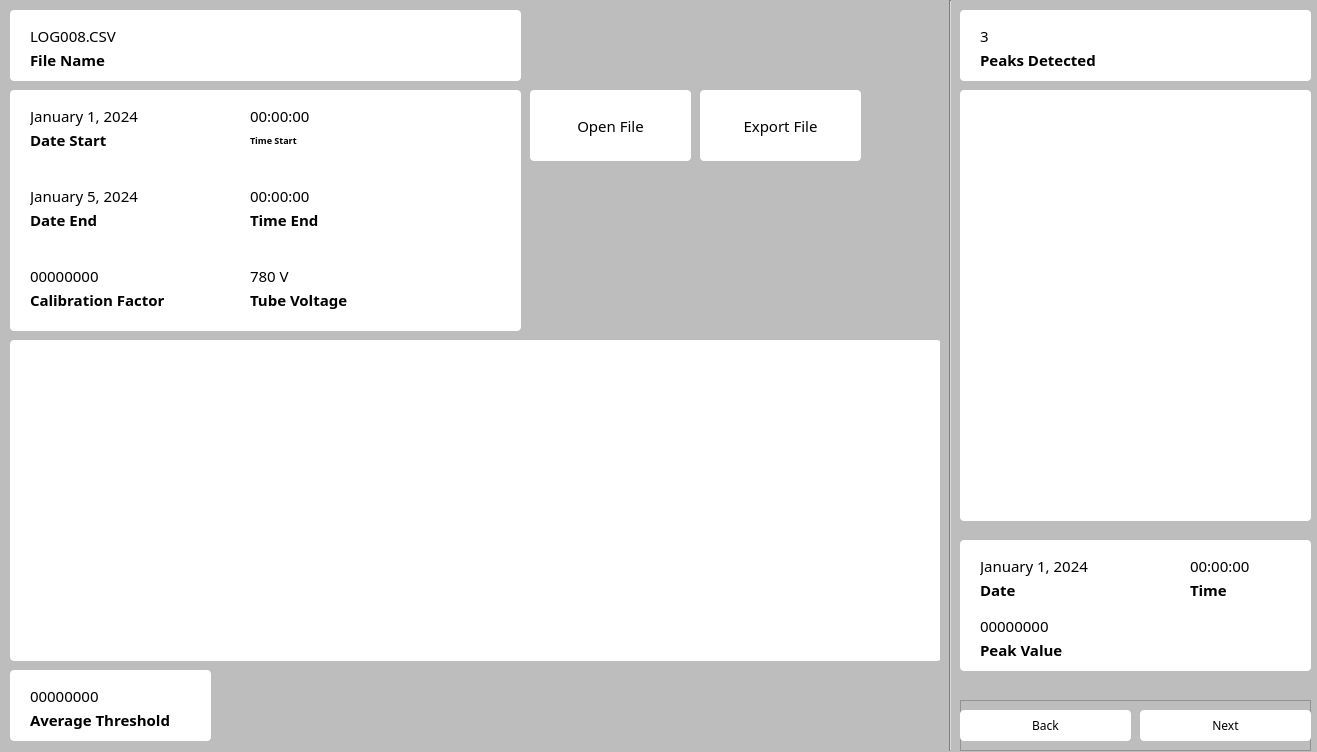
This is PIG_Tracker_V3.ui in Ponti23/tracker_project as Qt 5 draws it before an edit. The edited form follows.
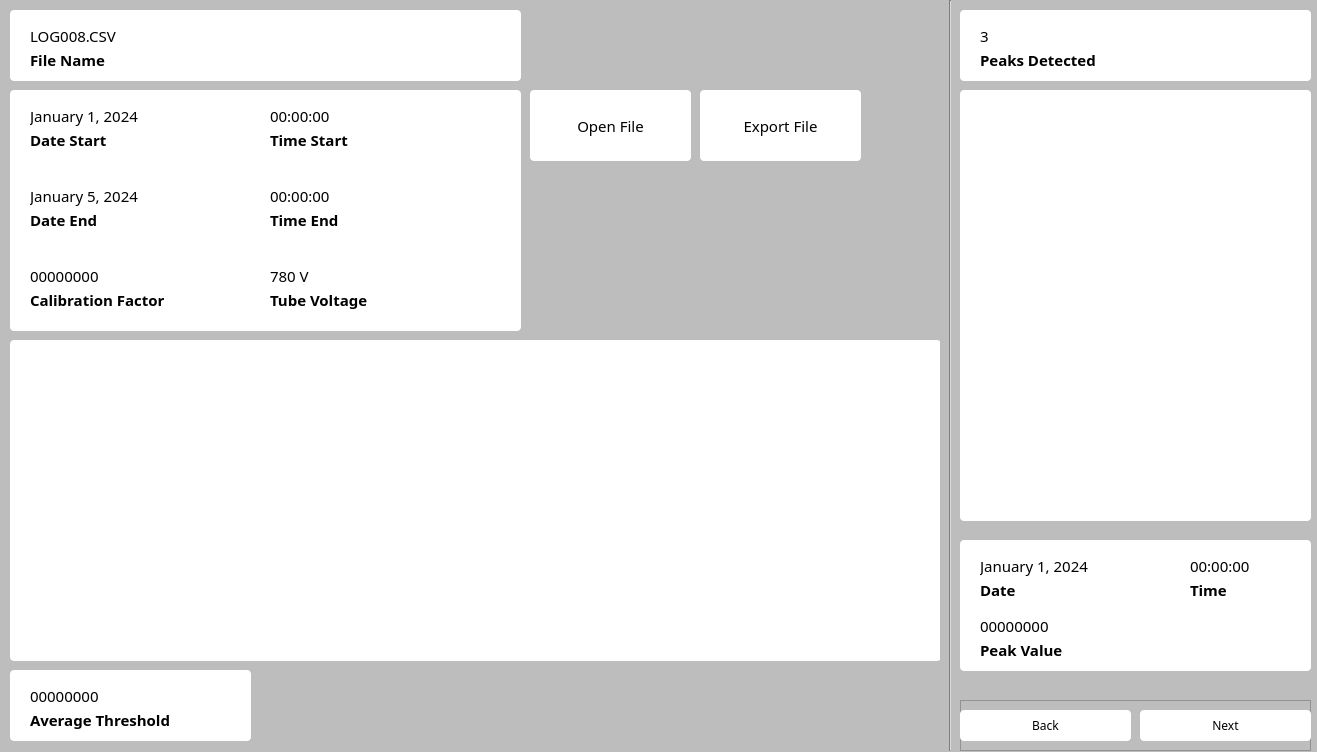
This is the edited form.

```diff
--- a/PIG_Tracker_V3.ui
+++ b/PIG_Tracker_V3.ui
@@ -201,7 +201,7 @@
       <rect>
        <x>20</x>
        <y>10</y>
-       <width>161</width>
+       <width>181</width>
        <height>31</height>
       </rect>
      </property>
@@ -227,7 +227,7 @@
     <widget class="QLabel" name="time_start_text">
      <property name="geometry">
       <rect>
-       <x>240</x>
+       <x>260</x>
        <y>10</y>
        <width>91</width>
        <height>31</height>
@@ -255,7 +255,7 @@
     <widget class="QLabel" name="time_start_label">
      <property name="geometry">
       <rect>
-       <x>240</x>
+       <x>260</x>
        <y>40</y>
        <width>111</width>
        <height>20</height>
@@ -264,7 +264,7 @@
      <property name="font">
       <font>
        <family>Cascadia Code SemiBold</family>
-       <pointsize>7</pointsize>
+       <pointsize>11</pointsize>
        <weight>75</weight>
        <bold>true</bold>
       </font>
@@ -305,7 +305,7 @@
       <rect>
        <x>20</x>
        <y>90</y>
-       <width>161</width>
+       <width>181</width>
        <height>31</height>
       </rect>
      </property>
@@ -331,7 +331,7 @@
     <widget class="QLabel" name="time_end_text">
      <property name="geometry">
       <rect>
-       <x>240</x>
+       <x>260</x>
        <y>90</y>
        <width>91</width>
        <height>31</height>
@@ -359,7 +359,7 @@
     <widget class="QLabel" name="time_end_label">
      <property name="geometry">
       <rect>
-       <x>240</x>
+       <x>260</x>
        <y>120</y>
        <width>111</width>
        <height>20</height>
@@ -413,7 +413,7 @@
       <rect>
        <x>20</x>
        <y>200</y>
-       <width>181</width>
+       <width>201</width>
        <height>20</height>
       </rect>
      </property>
@@ -435,7 +435,7 @@
     <widget class="QLabel" name="tube_voltage_text">
      <property name="geometry">
       <rect>
-       <x>240</x>
+       <x>260</x>
        <y>170</y>
        <width>91</width>
        <height>31</height>
@@ -463,7 +463,7 @@
     <widget class="QLabel" name="tube_voltage_label">
      <property name="geometry">
       <rect>
-       <x>240</x>
+       <x>260</x>
        <y>200</y>
        <width>211</width>
        <height>20</height>
@@ -618,7 +618,7 @@
       <rect>
        <x>20</x>
        <y>10</y>
-       <width>161</width>
+       <width>171</width>
        <height>31</height>
       </rect>
      </property>
@@ -751,7 +751,7 @@
      <rect>
       <x>10</x>
       <y>670</y>
-      <width>201</width>
+      <width>241</width>
       <height>71</height>
      </rect>
     </property>
@@ -798,7 +798,7 @@
       <rect>
        <x>20</x>
        <y>40</y>
-       <width>161</width>
+       <width>191</width>
        <height>20</height>
       </rect>
      </property>
```
